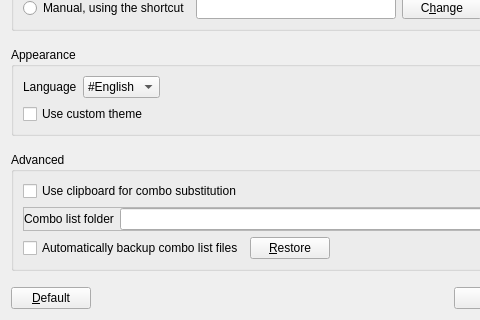
Before: the Qt Designer form Beeftext/PreferencesDialog.ui in xmichelo/Beeftext, drawn with Qt 5; both pictures show x 0 to 480 and y 200 to 520 of the 717 by 520 pixel window.
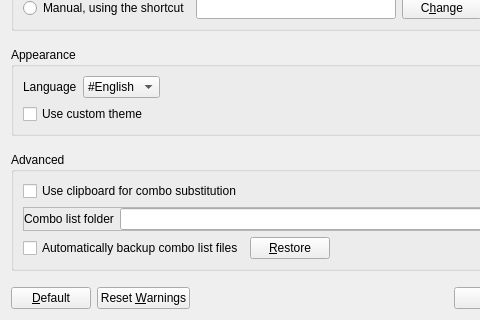
After: the same form once the commit is applied.

Commit message:
Added 'Reset Warnings' button in preferences.
Fixes #88.

```diff
--- a/Beeftext/PreferencesDialog.ui
+++ b/Beeftext/PreferencesDialog.ui
@@ -404,6 +404,19 @@
        </property>
       </widget>
      </item>
+     <item>
+      <widget class="QPushButton" name="buttonResetWarnings">
+       <property name="toolTip">
+        <string>Reset the preferences to their default values.</string>
+       </property>
+       <property name="text">
+        <string>Reset &amp;Warnings</string>
+       </property>
+       <property name="autoDefault">
+        <bool>false</bool>
+       </property>
+      </widget>
+     </item>
      <item>
       <spacer name="horizontalSpacer">
        <property name="orientation">
```
Left out of the diff: 49 changed lines with no effect on the pictures. The commit also changes 5 other files.
